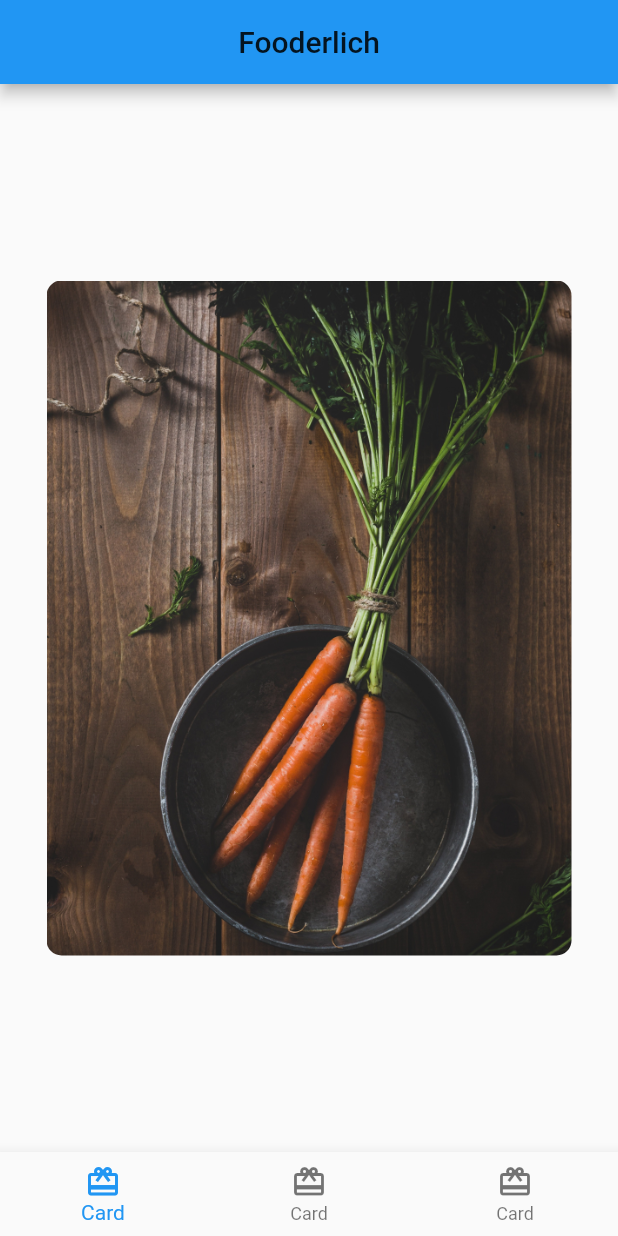
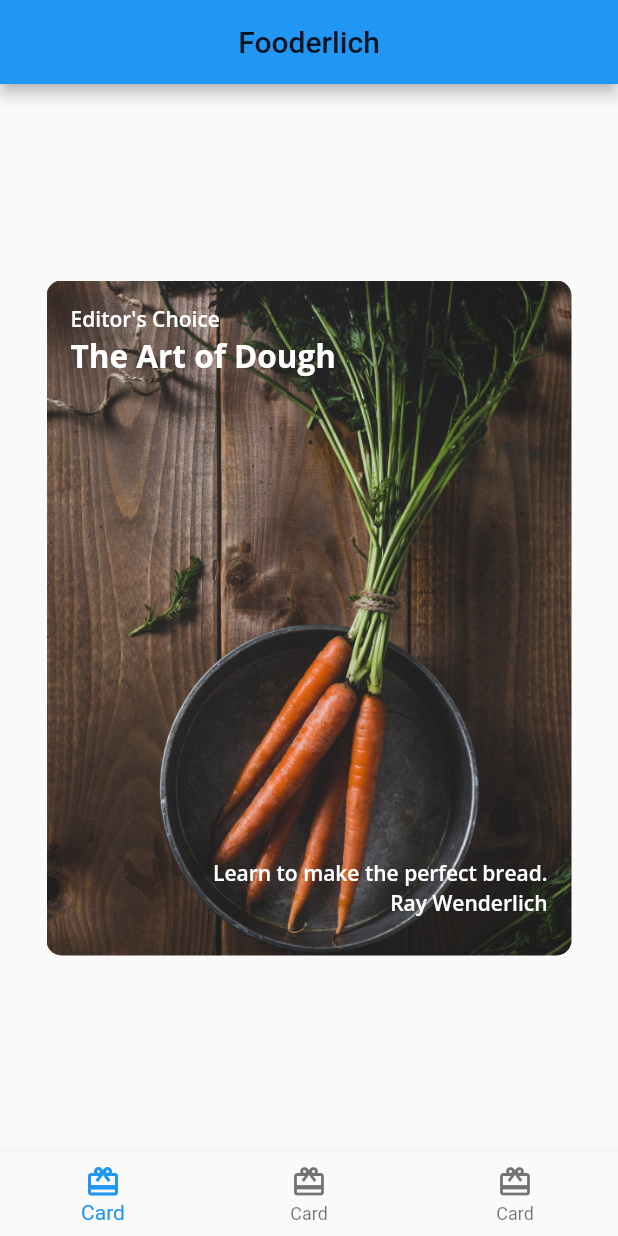
Before and after one commit to ZhaoFelix/flutter_animation, a Flutter app: the Home screen opened directly, on a phone screen of 412 x 824 dp. Run offline on Flutter 3.47's test engine with Material 2 defaults, Android fonts, the phone set to English and light mode, and no system bars; our stand-ins replace google_fonts.

Commit message:
fix:更新

```diff
--- a/lib/third/card1.dart
+++ b/lib/third/card1.dart
@@ -2,11 +2,12 @@
  * @Author: Felix
  * @Email: felix@qingmaoedu.com
  * @Date: 2021-07-20 16:54:15
- * @LastEditTime: 2021-07-20 17:04:49
+ * @LastEditTime: 2021-07-20 18:05:02
  * @FilePath: /flutter_animation/lib/third/card1.dart
  * Copyright © 2019 Shanghai Qingmao Network Technology Co.,Ltd All rights reserved.
  */
 import 'package:flutter/material.dart';
+import 'package:flutter_animation/third/fooderlich_theme.dart';
 
 class Card1 extends StatelessWidget {
   const Card1({Key? key}) : super(key: key);
@@ -25,6 +26,37 @@ class Card1 extends StatelessWidget {
           image: DecorationImage(
               image: AssetImage('assets/mag2.png'), fit: BoxFit.cover),
           borderRadius: BorderRadius.all(Radius.circular(10.0))),
+      child: Stack(
+        children: [
+          Text(
+            category,
+            style: FooderlichTheme.darkTextTheme.bodyText1,
+          ),
+          Positioned(
+            child: Text(
+              title,
+              style: FooderlichTheme.darkTextTheme.headline2,
+            ),
+            top: 20,
+          ),
+          Positioned(
+            child: Text(
+              description,
+              style: FooderlichTheme.darkTextTheme.bodyText1,
+            ),
+            bottom: 30,
+            right: 0,
+          ),
+          Positioned(
+            child: Text(
+              chef,
+              style: FooderlichTheme.darkTextTheme.bodyText1,
+            ),
+            bottom: 10,
+            right: 0,
+          )
+        ],
+      ),
     ));
   }
 }
--- a/lib/third/home.dart
+++ b/lib/third/home.dart
@@ -2,12 +2,13 @@
  * @Author: Felix
  * @Email: felix@qingmaoedu.com
  * @Date: 2021-07-20 16:28:58
- * @LastEditTime: 2021-07-20 16:57:19
+ * @LastEditTime: 2021-07-20 18:06:12
  * @FilePath: /flutter_animation/lib/third/home.dart
  * Copyright © 2019 Shanghai Qingmao Network Technology Co.,Ltd All rights reserved.
  */
 import 'package:flutter/material.dart';
 import 'package:flutter_animation/third/card1.dart';
+import 'package:flutter_animation/third/card2.dart';
 
 class Home extends StatefulWidget {
   const Home({Key? key}) : super(key: key);
@@ -20,7 +21,7 @@ class _HomeState extends State<Home> {
   int _selectedIndex = 0;
   static List<Widget> pages = <Widget>[
     const Card1(),
-    Container(color: Colors.green),
+    const Card2(),
     Container(color: Colors.blue)
   ];
   void _onItemTapped(int index) {
```
Also changed, not shown: lib/third/card2.dart (added, +29 -0 lines).
